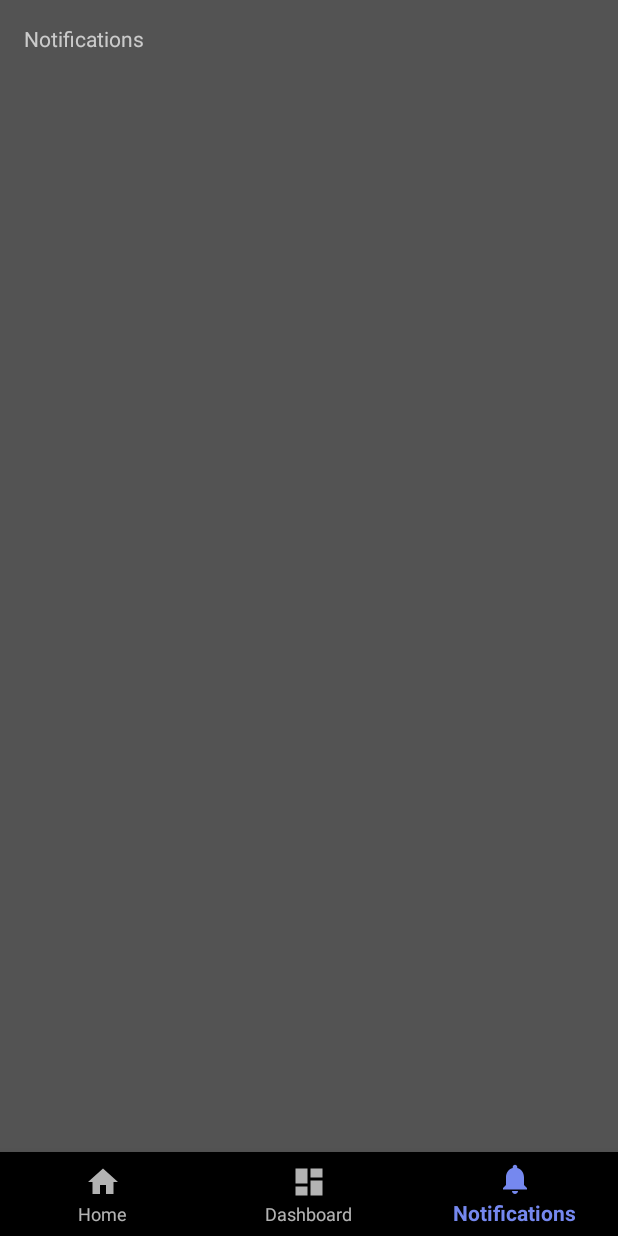
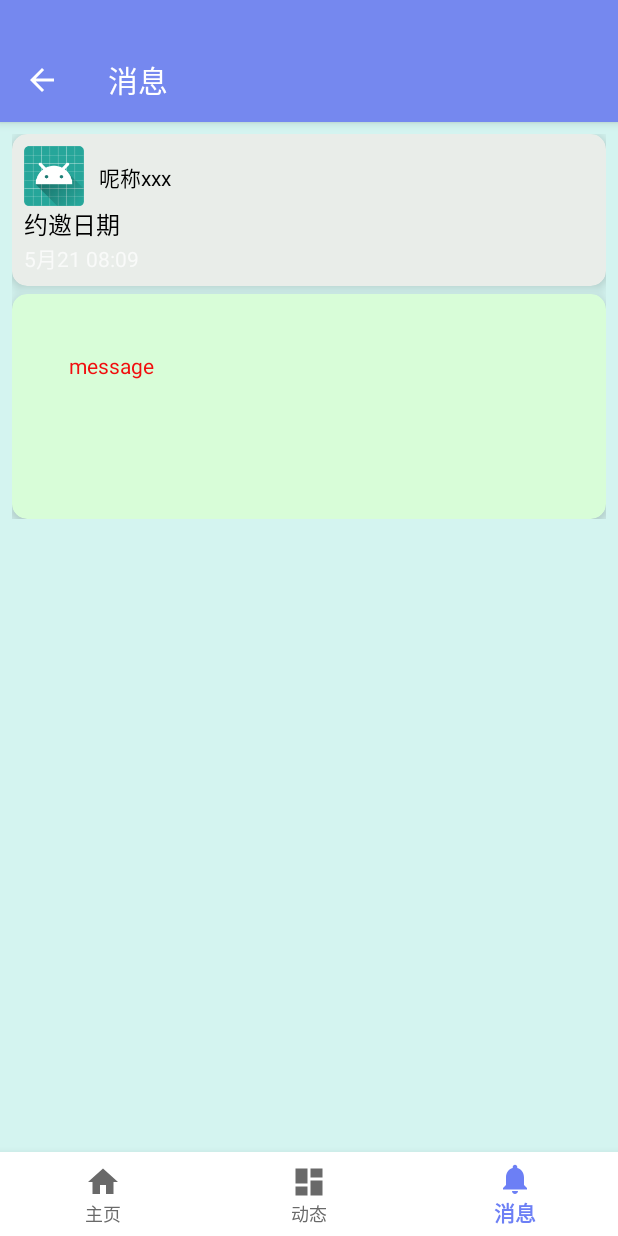
Before and after one commit to apengn/AboutBall, an Android app: the screen it shows after launch (MainActivity), item 3 of the bottom bar chosen, on a phone screen of 412 x 824 dp. Run offline under Robolectric (Android 15) with nearby library versions, the phone set to English and light mode, and no system bars; libraries missing offline, so code that uses them is left out: com.afollestad.materialdialogs; 5 statements that could not run were skipped.

```diff
--- a/app/build.gradle
+++ b/app/build.gradle
@@ -32,4 +32,5 @@ dependencies {
     implementation 'com.android.support:support-v4:27.1.1'
     implementation 'com.android.support:design:27.1.1'
     implementation 'com.android.support:support-vector-drawable:27.1.1'
+    implementation 'com.android.support:cardview-v7:27.1.1'
 }
--- a/app/src/main/java/com/aboutball/wp/activity/MainActivity.java
+++ b/app/src/main/java/com/aboutball/wp/activity/MainActivity.java
@@ -1,46 +1,98 @@
 package com.aboutball.wp.activity;
 
+import android.content.res.ColorStateList;
 import android.os.Bundle;
 import android.support.annotation.NonNull;
 import android.support.design.widget.BottomNavigationView;
-import android.support.v7.app.AppCompatActivity;
+import android.support.v4.app.Fragment;
+import android.support.v4.app.FragmentManager;
+import android.support.v4.app.FragmentTransaction;
 import android.view.MenuItem;
-import android.widget.TextView;
 
 import com.aboutball.wp.R;
+import com.aboutball.wp.fragment.DynamicFragment;
+import com.aboutball.wp.fragment.HomeFragment;
+import com.aboutball.wp.fragment.MessageFragment;
 
-public class MainActivity extends AppCompatActivity {
+import java.util.ArrayList;
 
-    private TextView mTextMessage;
+public class MainActivity extends BaseActivity {
+
+    private HomeFragment homeFragment;
+    private DynamicFragment dynamicFragment;
+    private MessageFragment messageFragment;
+    private ArrayList<Fragment> fragments;
 
     private BottomNavigationView.OnNavigationItemSelectedListener mOnNavigationItemSelectedListener
             = new BottomNavigationView.OnNavigationItemSelectedListener() {
 
         @Override
         public boolean onNavigationItemSelected(@NonNull MenuItem item) {
+
             switch (item.getItemId()) {
                 case R.id.navigation_home:
-                    mTextMessage.setText(R.string.title_home);
+                    showFragment(homeFragment);
                     return true;
                 case R.id.navigation_dashboard:
-                    mTextMessage.setText(R.string.title_dashboard);
+                    showFragment(dynamicFragment);
                     return true;
                 case R.id.navigation_notifications:
-                    mTextMessage.setText(R.string.title_notifications);
+                    showFragment(messageFragment);
                     return true;
             }
             return false;
         }
     };
+    private FragmentManager fragmentManager;
+
+    private void showFragment(Fragment fragment) {
+        FragmentTransaction fragmentTransaction = fragmentManager.beginTransaction();
+//        if (homeFragment == fragment) {
+//            fragmentTransaction.hide(dynamicFragment).hide(messageFragment);
+//        } else if (dynamicFragment == fragment) {
+//            fragmentTransaction.hide(homeFragment).hide(messageFragment);
+//        } else if ((messageFragment == fragment)){
+//            fragmentTransaction.hide(homeFragment).hide(dynamicFragment);
+//        }
+        fragmentTransaction.replace(R.id.container,fragment);
+        fragmentTransaction.commitNowAllowingStateLoss();
+
+    }
+
 
     @Override
     protected void onCreate(Bundle savedInstanceState) {
         super.onCreate(savedInstanceState);
         setContentView(R.layout.activity_main);
+        fragments = new ArrayList<>();
+        fragmentManager = getSupportFragmentManager();
+        homeFragment = new HomeFragment();
+        dynamicFragment = new DynamicFragment();
+        messageFragment = new MessageFragment();
 
-        mTextMessage = (TextView) findViewById(R.id.message);
+        fragments.add(homeFragment);
+        fragments.add(dynamicFragment);
+        fragments.add(messageFragment);
+
+//        fragmentManager.beginTransaction().add(R.id.container, homeFragment).
+//                add(R.id.container, dynamicFragment).
+//                add(R.id.container, messageFragment).commitNowAllowingStateLoss();
+
         BottomNavigationView navigation = (BottomNavigationView) findViewById(R.id.navigation);
         navigation.setOnNavigationItemSelectedListener(mOnNavigationItemSelectedListener);
+
+        int[][] states = new int[][]{
+                new int[]{-android.R.attr.state_checked},
+                new int[]{android.R.attr.state_checked}
+        };
+
+        int[] colors = new int[]{getResources().getColor(R.color.home_bottom_normal),
+                getResources().getColor(R.color.home_bottom_checked)
+        };
+        ColorStateList csl = new ColorStateList(states, colors);
+        navigation.setItemTextColor(csl);
+        navigation.setItemIconTintList(csl);
+        showFragment(homeFragment);
     }
 
 }
--- a/app/src/main/java/com/aboutball/wp/fragment/BaseFragment.java
+++ b/app/src/main/java/com/aboutball/wp/fragment/BaseFragment.java
@@ -1,20 +1,13 @@
 package com.aboutball.wp.fragment;
 
 import android.content.Context;
-import android.os.Build;
-import android.os.Bundle;
-import android.support.annotation.NonNull;
-import android.support.annotation.Nullable;
 import android.support.v4.app.Fragment;
 import android.support.v7.widget.Toolbar;
 import android.util.Log;
-import android.view.LayoutInflater;
 import android.view.Menu;
 import android.view.MenuInflater;
 import android.view.MenuItem;
 import android.view.View;
-import android.view.ViewGroup;
-import android.view.WindowManager;
 
 import com.aboutball.wp.R;
 import com.aboutball.wp.activity.BaseActivity;
@@ -41,10 +34,13 @@ public class BaseFragment extends Fragment implements Toolbar.OnMenuItemClickLis
             toolbar.setTitle(getToolbarTitleStringResId() != 0 ?
                     getResources().getString(getToolbarTitleStringResId())
                     : getToolbarTitle());
-            toolbar.setNavigationIcon(getToolbarBackIcon());
+            if (getToolbarBackIcon() != 0) {
+                toolbar.setNavigationIcon(getToolbarBackIcon());
+                toolbar.setNavigationOnClickListener(this);
+            }
             toolbar.setTitleTextColor(getResources().getColor(getToolbarTitleTextColor()));
             toolbar.setOnMenuItemClickListener(this);
-            toolbar.setNavigationOnClickListener(this);
+
         } else {
             Log.e("BaseFragment", "toolbar is null");
         }
@@ -64,6 +60,7 @@ public class BaseFragment extends Fragment implements Toolbar.OnMenuItemClickLis
 
 
     protected int getToolbarBackIcon() {
+        //R.drawable.ic_arrow_back_black_24dp
         return R.drawable.ic_arrow_back_black_24dp;
     }
 
--- /dev/null
+++ b/app/src/main/java/com/aboutball/wp/fragment/HomeFragment.java
@@ -0,0 +1,40 @@
+package com.aboutball.wp.fragment;
+
+import android.os.Bundle;
+import android.support.annotation.NonNull;
+import android.support.annotation.Nullable;
+import android.support.v7.widget.Toolbar;
+import android.view.LayoutInflater;
+import android.view.View;
+import android.view.ViewGroup;
+
+import com.aboutball.wp.R;
+
+public class HomeFragment extends BaseFragment {
+
+    private View view;
+
+    @Nullable
+    @Override
+    public View onCreateView(@NonNull LayoutInflater inflater, @Nullable ViewGroup container, @Nullable Bundle savedInstanceState) {
+        if (view == null) {
+            view = inflater.inflate(R.layout.fragment_home, null);
+            setToolbar();
+        }
+        return view;
+    }
+
+    @Override
+    protected Toolbar getActionToolBar() {
+        Toolbar toolbar=null;
+        if (view != null) {
+            toolbar = view.findViewById(R.id.toolbar);
+        }
+        return toolbar;
+    }
+
+    @Override
+    protected String getToolbarTitle() {
+        return "主页";
+    }
+}
--- /dev/null
+++ b/app/src/main/java/com/aboutball/wp/fragment/MessageFragment.java
@@ -0,0 +1,40 @@
+package com.aboutball.wp.fragment;
+
+import android.os.Bundle;
+import android.support.annotation.NonNull;
+import android.support.annotation.Nullable;
+import android.support.v7.widget.Toolbar;
+import android.view.LayoutInflater;
+import android.view.View;
+import android.view.ViewGroup;
+
+import com.aboutball.wp.R;
+
+public class MessageFragment extends BaseFragment {
+
+    private View view;
+
+    @Nullable
+    @Override
+    public View onCreateView(@NonNull LayoutInflater inflater, @Nullable ViewGroup container, @Nullable Bundle savedInstanceState) {
+        if (view == null) {
+            view = inflater.inflate(R.layout.fragment_message, null);
+            setToolbar();
+        }
+        return view;
+    }
+
+    @Override
+    protected Toolbar getActionToolBar() {
+        Toolbar toolbar=null;
+        if (view != null) {
+            toolbar = view.findViewById(R.id.toolbar);
+        }
+        return toolbar;
+    }
+
+    @Override
+    protected String getToolbarTitle() {
+        return "消息";
+    }
+}
--- a/app/src/main/res/layout/activity_main.xml
+++ b/app/src/main/res/layout/activity_main.xml
@@ -1,34 +1,26 @@
 <?xml version="1.0" encoding="utf-8"?>
-<android.support.constraint.ConstraintLayout xmlns:android="http://schemas.android.com/apk/res/android"
+<LinearLayout xmlns:android="http://schemas.android.com/apk/res/android"
     xmlns:app="http://schemas.android.com/apk/res-auto"
     xmlns:tools="http://schemas.android.com/tools"
-    android:id="@+id/container"
     android:layout_width="match_parent"
     android:layout_height="match_parent"
-    android:background="@color/cat_color_primary_light"
+    android:orientation="vertical"
     tools:context=".activity.MainActivity">
 
-    <TextView
-        android:id="@+id/message"
-        android:layout_width="wrap_content"
-        android:layout_height="wrap_content"
-        android:layout_marginStart="@dimen/activity_horizontal_margin"
-        android:layout_marginLeft="@dimen/activity_horizontal_margin"
-        android:layout_marginTop="@dimen/activity_vertical_margin"
-        android:text="@string/title_home"
-        app:layout_constraintLeft_toLeftOf="parent"
-        app:layout_constraintTop_toTopOf="parent" />
+    <FrameLayout
+        android:id="@+id/container"
+        android:layout_width="match_parent"
+        android:layout_height="0dp"
+        android:layout_weight="1" />
 
     <android.support.design.widget.BottomNavigationView
         android:id="@+id/navigation"
-        android:layout_width="0dp"
+        android:layout_width="match_parent"
         android:layout_height="wrap_content"
-        android:layout_marginStart="0dp"
-        android:layout_marginEnd="0dp"
-        android:background="?android:attr/windowBackground"
+        android:background="#ffffff"
         app:layout_constraintBottom_toBottomOf="parent"
         app:layout_constraintLeft_toLeftOf="parent"
         app:layout_constraintRight_toRightOf="parent"
         app:menu="@menu/navigation" />
 
-</android.support.constraint.ConstraintLayout>
+</LinearLayout>
--- /dev/null
+++ b/app/src/main/res/layout/fragment_message.xml
@@ -0,0 +1,93 @@
+<?xml version="1.0" encoding="utf-8"?>
+<LinearLayout xmlns:android="http://schemas.android.com/apk/res/android"
+    android:layout_width="match_parent"
+    android:layout_height="match_parent"
+    android:orientation="vertical">
+
+    <include layout="@layout/toolbar" />
+
+    <ScrollView xmlns:card_view="http://schemas.android.com/apk/res-auto"
+        android:layout_width="match_parent"
+        android:background="@color/lan"
+        android:layout_height="match_parent">
+
+
+        <LinearLayout
+            android:layout_width="match_parent"
+            android:layout_height="match_parent"
+            android:orientation="vertical"
+            android:padding="@dimen/dp_10">
+
+            <android.support.v7.widget.CardView
+                android:layout_width="match_parent"
+                android:layout_height="wrap_content"
+                android:foreground="?android:attr/selectableItemBackground"
+                card_view:cardBackgroundColor="#e9ede9"
+                card_view:cardCornerRadius="10dp"
+                card_view:cardElevation="5dp"
+                card_view:contentPadding="8dp">
+
+                <RelativeLayout
+                    android:layout_width="match_parent"
+                    android:layout_height="match_parent">
+
+                    <ImageView
+                        android:id="@+id/header_icon"
+                        android:layout_width="40dp"
+                        android:layout_height="40dp"
+                        android:src="@mipmap/ic_launcher" />
+
+
+                    <TextView
+                        android:layout_width="wrap_content"
+                        android:layout_height="wrap_content"
+                        android:layout_alignTop="@+id/header_icon"
+                        android:layout_alignBottom="@+id/header_icon"
+                        android:layout_toRightOf="@+id/header_icon"
+                        android:padding="10dp"
+                        android:text="呢称xxx"
+                        android:textColor="@color/black" />
+
+
+                    <TextView
+                        android:id="@+id/tips_date"
+                        android:layout_width="wrap_content"
+                        android:layout_height="wrap_content"
+                        android:layout_below="@+id/header_icon"
+                        android:text="约邀日期"
+                        android:textColor="@color/black"
+                        android:textSize="16sp" />
+
+                    <TextView
+                        android:layout_width="wrap_content"
+                        android:layout_height="wrap_content"
+                        android:layout_below="@+id/tips_date"
+                        android:text="5月21 08:09" />
+
+                </RelativeLayout>
+            </android.support.v7.widget.CardView>
+
+
+            <android.support.v7.widget.CardView
+                android:layout_width="match_parent"
+                android:layout_height="150dp"
+                android:layout_marginTop="5dp"
+                android:foreground="?android:attr/selectableItemBackground"
+                card_view:cardBackgroundColor="#d8fdd8"
+                card_view:cardCornerRadius="10dp"
+                card_view:cardElevation="5dp"
+                card_view:contentPadding="8dp" >
+
+                <TextView
+                    android:layout_width="match_parent"
+                    android:layout_height="match_parent"
+                    android:padding="30dp"
+                    android:text="message"
+                    android:textColor="#f10e0e" />
+            </android.support.v7.widget.CardView>
+
+        </LinearLayout>
+
+
+    </ScrollView>
+</LinearLayout>
--- a/app/src/main/res/values/colors.xml
+++ b/app/src/main/res/values/colors.xml
@@ -2,7 +2,7 @@
 <resources>
     <color name="colorPrimary">#7588ef</color>
     <color name="colorPrimaryDark">#303F9F</color>
-    <color name="colorAccent">#FF4081</color>
+    <color name="colorAccent">#75f51e</color>
     <color name="white">#fff</color>
     <color name="transparent">#00000000</color>
 
@@ -12,8 +12,12 @@
     <color name="cat_color_primary">#212121</color>
     <color name="cat_color_primary_light">#535353</color>
     <color name="cat_color_primary_dark">#000000</color>
+    <color name="black">#000000</color>
 
     <color name="cat_color_secondary">#30E57E</color>
     <color name="cat_color_secondary_light">#33F286</color>
     <color name="cat_color_secondary_dark">#25B363</color>
+    <color name="lan">#d4f4f0</color>
+    <color name="home_bottom_checked">#6c7ff5</color>
+    <color name="home_bottom_normal">#696969</color>
 </resources>
--- a/app/src/main/res/values/strings.xml
+++ b/app/src/main/res/values/strings.xml
@@ -15,7 +15,8 @@
     <string name="cat_topappbar_settings_menu_item_title">Settings</string>
     <string name="cat_topappbar_help_and_feedback_menu_item_title">Help &amp; feedback</string>
     <string name="title_activity_main">MainActivity</string>
-    <string name="title_home">Home</string>
-    <string name="title_dashboard">Dashboard</string>
-    <string name="title_notifications">Notifications</string>
+
+    <string name="title_home">主页</string>
+    <string name="title_dashboard">动态</string>
+    <string name="title_notifications">消息</string>
 </resources>
```
Also changed, not shown: app/src/main/java/com/aboutball/wp/fragment/DynamicFragment.java (added, +40 -0 lines), app/src/main/res/layout/fragment_dynamic.xml (added, +94 -0 lines), app/src/main/res/layout/fragment_home.xml (added, +85 -0 lines).
